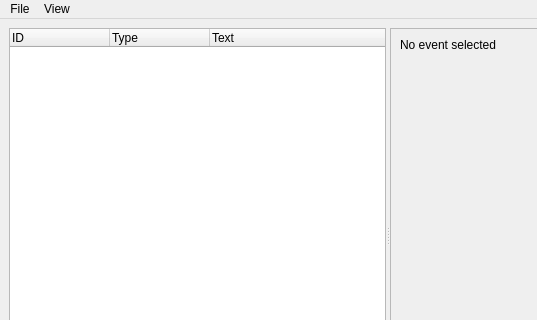
comphack/comp_hack, file tools/cathedral/ui/EventWindow.ui: the form before one commit; both pictures show x 0 to 537 and y 0 to 320 of the 715 by 450 pixel window.
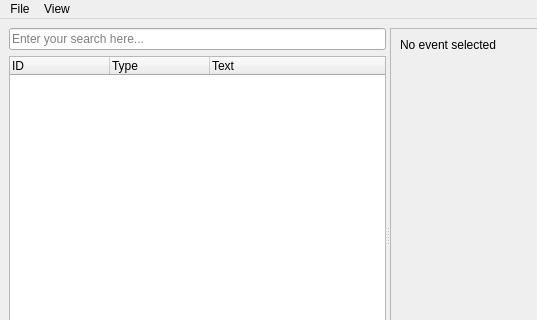
The form after the commit.

Commit message: Event search and flat view

Diff of the .ui file:
```diff
--- a/tools/cathedral/ui/EventWindow.ui
+++ b/tools/cathedral/ui/EventWindow.ui
@@ -25,6 +25,13 @@
       </property>
       <widget class="QWidget" name="layoutWidget">
        <layout class="QVBoxLayout" name="layoutTree">
+        <item>
+         <widget class="QLineEdit" name="treeSearch">
+          <property name="placeholderText">
+           <string>Enter your search here...</string>
+          </property>
+         </widget>
+        </item>
         <item>
          <widget class="QTreeWidget" name="treeWidget">
           <property name="alternatingRowColors">
```
Left out of the diff: 12 changed lines with no effect on the pictures. The commit also changes 2 other files.
